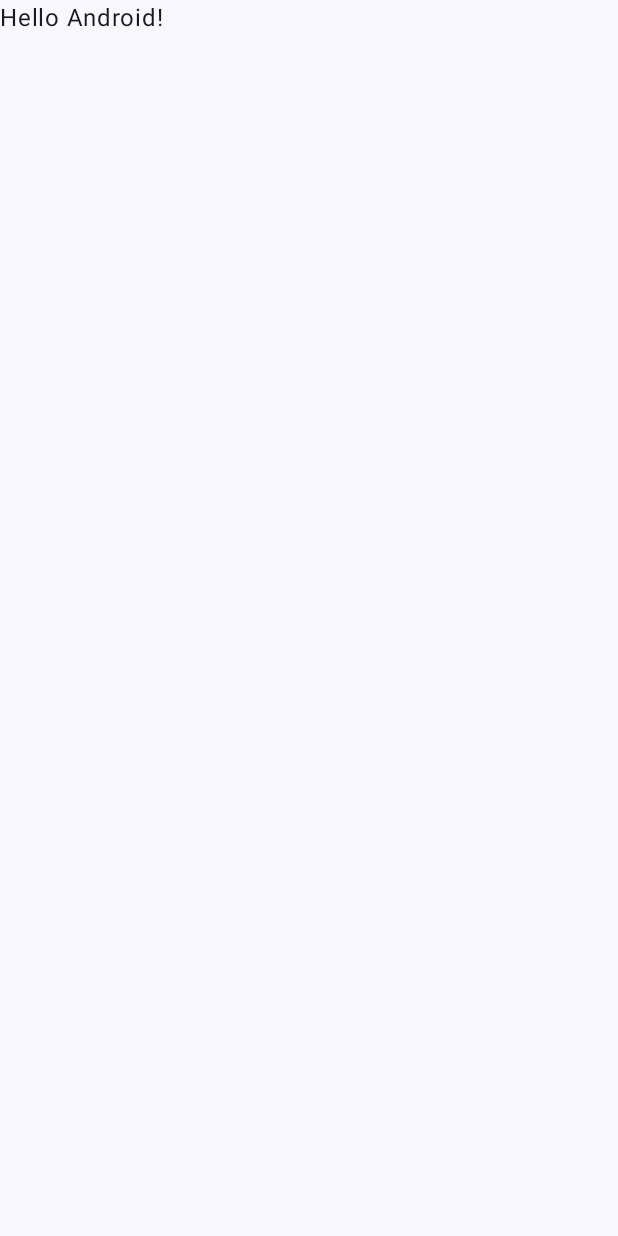
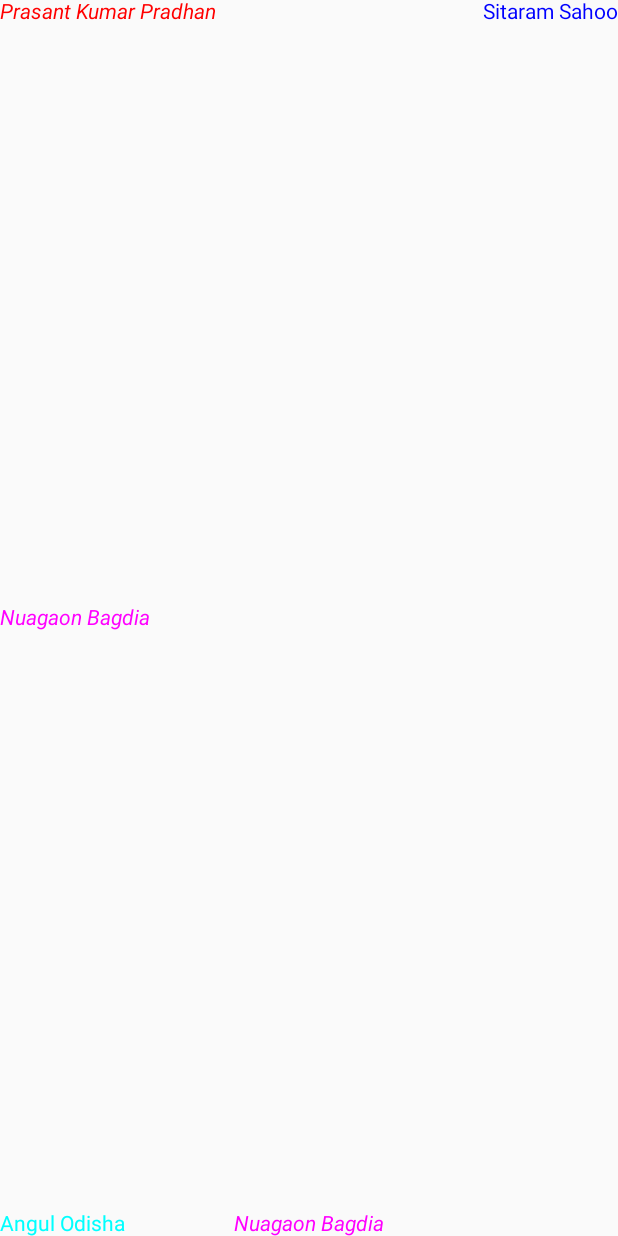
Before and after one commit to prasant89/ComposePractice, an Android app built with Jetpack Compose: the screen it shows after launch (MainActivity before the commit, LayoutTypes after it), on a phone screen of 412 x 824 dp. Before the commit the screen is almost empty. Run offline under Robolectric (Android 15) with nearby library versions, the phone set to English and light mode, and no system bars.

```diff
--- a/app/build.gradle.kts
+++ b/app/build.gradle.kts
@@ -66,4 +66,9 @@ dependencies {
     androidTestImplementation(libs.androidx.ui.test.junit4)
     debugImplementation(libs.androidx.ui.tooling)
     debugImplementation(libs.androidx.ui.test.manifest)
+    val composeBom = platform("androidx.compose:compose-bom:2024.09.00")
+    implementation(composeBom)
+
+    debugImplementation(libs.ui.tooling)
+    implementation(libs.ui.tooling.preview)
 }
--- a/app/src/main/AndroidManifest.xml
+++ b/app/src/main/AndroidManifest.xml
@@ -13,7 +13,7 @@
         android:theme="@style/Theme.ComposePractice"
         tools:targetApi="31">
         <activity
-            android:name=".MainActivity"
+            android:name=".LayoutTypes"
             android:exported="true"
             android:label="@string/app_name"
             android:theme="@style/Theme.ComposePractice">
--- /dev/null
+++ b/app/src/main/java/com/prasant/composepractice/LayoutTypes.kt
@@ -0,0 +1,39 @@
+package com.prasant.composepractice
+
+import android.os.Bundle
+import androidx.activity.ComponentActivity
+import androidx.activity.compose.setContent
+import androidx.compose.foundation.layout.Box
+import androidx.compose.foundation.layout.fillMaxSize
+import androidx.compose.material3.Text
+import androidx.compose.runtime.Composable
+import androidx.compose.ui.Alignment
+import androidx.compose.ui.Modifier
+import androidx.compose.ui.graphics.Color
+import androidx.compose.ui.text.font.FontStyle
+
+class LayoutTypes:ComponentActivity() {
+    override fun onCreate(savedInstanceState: Bundle?) {
+        super.onCreate(savedInstanceState)
+        setContent(){
+           LinearLayoutDisply()
+        }
+    }
+
+    @Composable
+    fun LinearLayoutDisply(){
+        Box(modifier = Modifier.fillMaxSize(), contentAlignment = Alignment.Center){
+            Text(text = "Prasant Kumar Pradhan", color = Color.Red, fontStyle = FontStyle.Italic, modifier = Modifier.align(
+                Alignment.TopStart))
+            Text(text = "Sitaram Sahoo", color = Color.Blue, fontStyle = FontStyle.Normal, modifier = Modifier.align(
+                Alignment.TopEnd))
+            Text(text = "Nuagaon Bagdia", color = Color.Magenta, fontStyle = FontStyle.Italic, modifier = Modifier.align(
+                Alignment.BottomCenter))
+            Text(text = "Angul Odisha", color = Color.Cyan, fontStyle = FontStyle.Normal, modifier = Modifier.align(
+                Alignment.BottomStart))
+
+            Text(text = "Nuagaon Bagdia", color = Color.Magenta, fontStyle = FontStyle.Italic, modifier = Modifier.align(
+                Alignment.CenterStart))
+        }
+    }
+}
--- a/app/src/main/java/com/prasant/composepractice/MainActivity.kt
+++ b/app/src/main/java/com/prasant/composepractice/MainActivity.kt
@@ -5,44 +5,28 @@ import androidx.activity.ComponentActivity
 import androidx.activity.compose.setContent
 import androidx.activity.enableEdgeToEdge
 import androidx.compose.foundation.layout.fillMaxSize
-import androidx.compose.foundation.layout.padding
-import androidx.compose.foundation.magnifier
-import androidx.compose.material3.Scaffold
-import androidx.compose.material3.Text
-import androidx.compose.runtime.Composable
+import androidx.compose.material3.MaterialTheme
+import androidx.compose.material3.Surface
 import androidx.compose.ui.Modifier
-import androidx.compose.ui.tooling.preview.Preview
+import androidx.compose.ui.graphics.Color
+import androidx.compose.ui.graphics.toArgb
+import androidx.core.view.WindowCompat
 import com.prasant.composepractice.ui.theme.ComposePracticeTheme
+import com.prasant.composepractice.util.HomeUI
 
 class MainActivity : ComponentActivity() {
     override fun onCreate(savedInstanceState: Bundle?) {
         super.onCreate(savedInstanceState)
         enableEdgeToEdge()
+        WindowCompat.setDecorFitsSystemWindows(window, true)
         setContent {
             ComposePracticeTheme {
-                Scaffold(modifier = Modifier.fillMaxSize()) { innerPadding ->
-                    Greeting(
-                        name = "Android",
-                        modifier = Modifier.padding(innerPadding)
-                    )
+                window?.statusBarColor = Color.LightGray.toArgb()
+                Surface ( modifier = Modifier.fillMaxSize(              ),
+                color = MaterialTheme.colorScheme.background)           {
+                  HomeUI()
                 }
             }
         }
     }
 }
-
-@Composable
-fun Greeting(name: String, modifier: Modifier = Modifier) {
-    Text(
-        text = "Hello $name!",
-        modifier = modifier
-    )
-}
-
-@Preview(showBackground = true)
-@Composable
-fun GreetingPreview() {
-    ComposePracticeTheme {
-        Greeting("Android")
-    }
-}
--- a/app/src/main/java/com/prasant/composepractice/ui/theme/Theme.kt
+++ b/app/src/main/java/com/prasant/composepractice/ui/theme/Theme.kt
@@ -12,7 +12,7 @@ import androidx.compose.runtime.Composable
 import androidx.compose.ui.platform.LocalContext
 
 private val DarkColorScheme = darkColorScheme(
-    primary = Purple80,
+    primary =  Pink80,
     secondary = PurpleGrey80,
     tertiary = Pink80
 )
--- a/app/src/main/res/values/themes.xml
+++ b/app/src/main/res/values/themes.xml
@@ -1,5 +1,6 @@
 <?xml version="1.0" encoding="utf-8"?>
 <resources>
-
-    <style name="Theme.ComposePractice" parent="android:Theme.Material.Light.NoActionBar" />
+    <style name="Theme.ComposePractice" parent="android:Theme.Material.Light.NoActionBar" >
+    <item name="android:statusBarColor">@color/black</item>
+    </style>
 </resources>
```
Also changed, not shown: app/src/main/java/com/prasant/composepractice/TextDemoPractice.kt (added, +90 -0 lines), app/src/main/java/com/prasant/composepractice/data/Data.kt (added, +82 -0 lines), app/src/main/java/com/prasant/composepractice/ui/theme/Color.kt (+9 -0 lines), app/src/main/java/com/prasant/composepractice/util/HomeUIContent.kt (added, +176 -0 lines), app/src/main/res/drawable/baseline_add_home_24.xml (added, +7 -0 lines), app/src/main/res/drawable/heroine.jpeg (added), app/src/main/res/drawable/heroine_1.jpeg (added), app/src/main/res/drawable/heroine_2.jpeg (added), app/src/main/res/drawable/images.jpeg (added), app/src/main/res/drawable/search.png (added).
